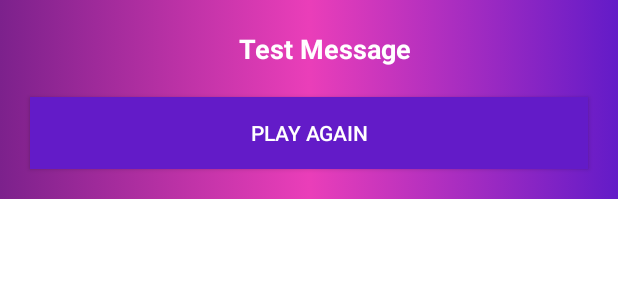
After one commit to gabriel12QK/Tic_Tac_Toe_AndroidStudio_java, an Android app: the layout ganador.xml on its own in the app's theme, with its tools: preview values and no code run, on a phone screen of 412 x 824 dp. The commit adds this screen. Shown: the top 300 px of the screen. Run offline under Robolectric (Android 15) with nearby library versions, the phone set to English and light mode, and no system bars; Roboto replaces fonts that are not available here.

Commit message:
alertas personalizadas

```diff
--- /dev/null
+++ b/app/src/main/res/layout/ganador.xml
@@ -0,0 +1,48 @@
+<?xml version="1.0" encoding="utf-8"?>
+<RelativeLayout xmlns:android="http://schemas.android.com/apk/res/android"
+    xmlns:app="http://schemas.android.com/apk/res-auto"
+    xmlns:tools="http://schemas.android.com/tools"
+    android:layout_width="match_parent"
+    android:layout_height="match_parent"
+    >
+
+    <LinearLayout
+        android:layout_width="match_parent"
+        android:layout_height="wrap_content"
+        android:orientation="vertical"
+        android:background="@drawable/fondo_degradado"
+        >
+        <TextView
+            android:id="@+id/textmess"
+            android:layout_width="match_parent"
+            android:layout_height="wrap_content"
+            android:gravity="center"
+            android:textColor="#ffffff"
+            android:layout_marginTop="20dp"
+            android:layout_marginStart="20dp"
+            android:text="Test Message"
+            android:textSize="18sp"
+            android:textStyle="bold"
+            />
+
+        <androidx.appcompat.widget.AppCompatButton
+            android:id="@+id/startAgain"
+            android:layout_width="match_parent"
+            android:layout_height="wrap_content"
+            android:layout_margin="20dp"
+            android:textColor="#ffffff"
+            android:background="@color/Color3"
+            android:text="Play Again"
+            />
+    </LinearLayout>
+ <!--   <ImageView
+        android:id="@+id/imageView2"
+        android:layout_width="wrap_content"
+        android:layout_height="wrap_content"
+        tools:layout_editor_absoluteX="144dp"
+        tools:layout_editor_absoluteY="338dp"
+       android:src="@mipmap/ic_launcher"
+        android:layout_centerInParent="true"/>-->
+
+
+</RelativeLayout>
```
Also changed, not shown: app/src/main/java/com/example/tic_tac_toe_java/Dialog_winner.java (added, +39 -0 lines), app/src/main/java/com/example/tic_tac_toe_java/MainActivity.java (+13 -6 lines).
